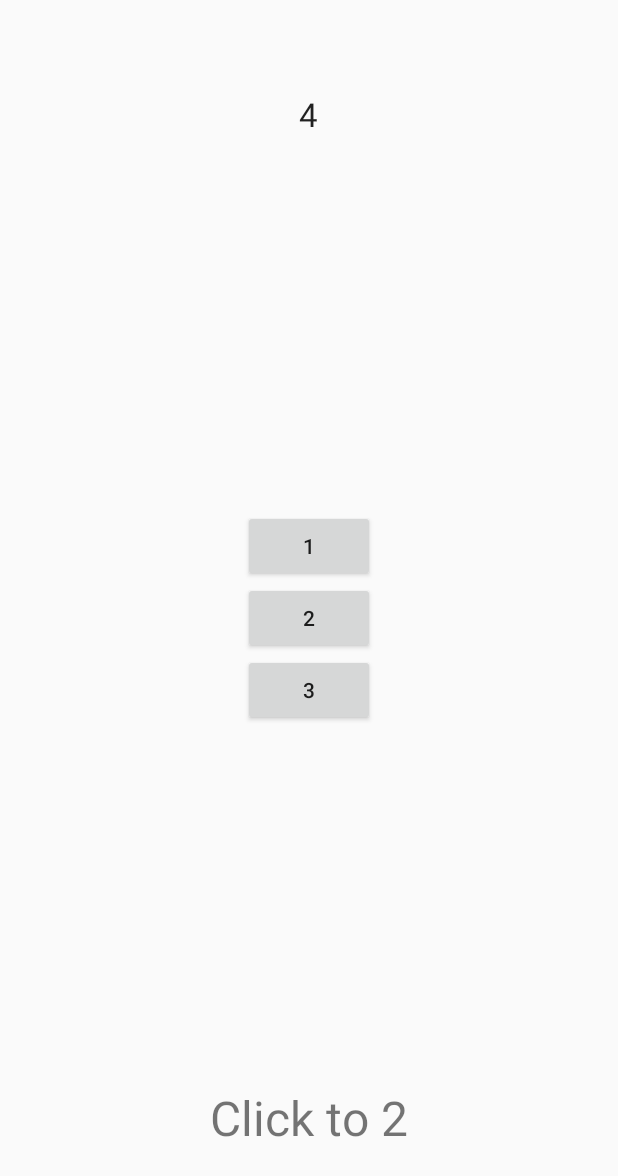
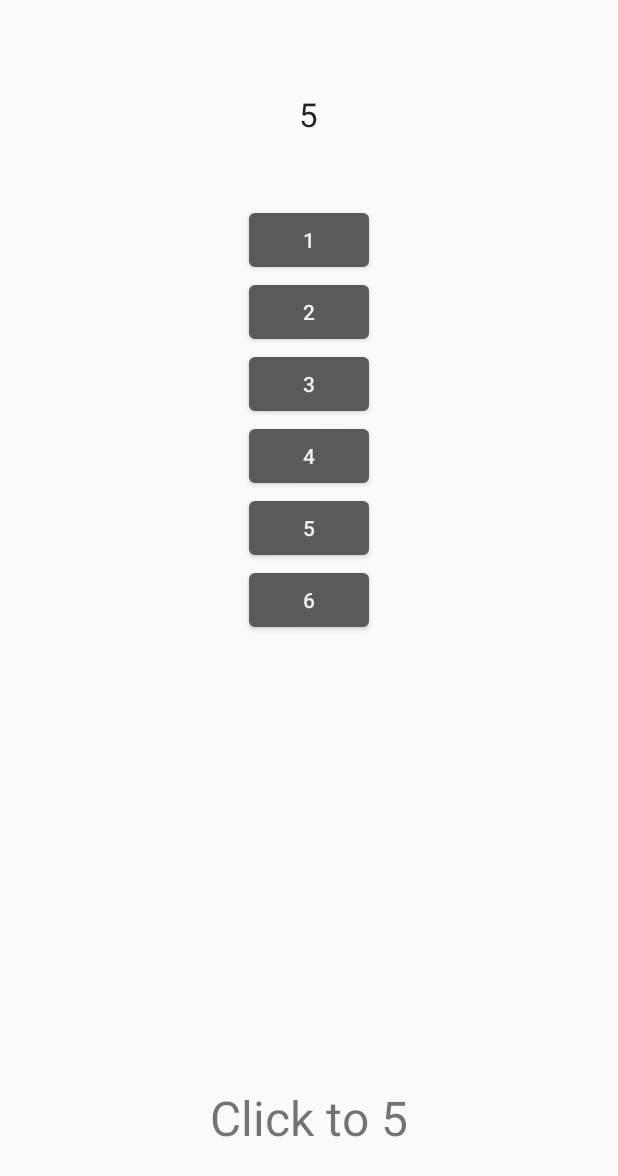
Before and after one commit to VerkhovtsovPavel/HighSpeedClicker, an Android app: the GameActivity screen opened directly, with no data from a screen before it, on a phone screen of 412 x 824 dp. Shown: the top 1176 px of the screen. Run offline under Robolectric (Android 15) with nearby library versions, the phone set to English and light mode, and no system bars.

```diff
--- a/app/build.gradle
+++ b/app/build.gradle
@@ -5,7 +5,7 @@ android {
     buildToolsVersion "22.0.1"
 
     defaultConfig {
-        applicationId "com.example.pavel_verkhovtsov.lesson9"
+        applicationId "com.example.pavel_verkhovtsov.highSpeedClicker"
         minSdkVersion 15
         targetSdkVersion 22
         versionCode 1
--- a/app/src/main/AndroidManifest.xml
+++ b/app/src/main/AndroidManifest.xml
@@ -9,7 +9,7 @@
         android:theme="@style/AppTheme" >
         <activity
             android:name="com.example.pavel_verkhovtsov.highSpeedClicker.StartActivity"
-            android:label="@string/title_activity_start"
+            android:label="@string/app_name"
             android:launchMode="singleTask">
             <intent-filter>
                 <action android:name="android.intent.action.MAIN" />
@@ -18,7 +18,7 @@
         </activity>
         <activity
             android:name="com.example.pavel_verkhovtsov.highSpeedClicker.GameActivity"
-            android:label="@string/title_activity_start"
+            android:label="@string/game_activity_title"
             android:launchMode="singleTask">
 
         </activity>
--- a/app/src/main/java/com/example/pavel_verkhovtsov/highSpeedClicker/GameActivity.java
+++ b/app/src/main/java/com/example/pavel_verkhovtsov/highSpeedClicker/GameActivity.java
@@ -7,6 +7,7 @@ import android.os.CountDownTimer;
 import android.support.annotation.NonNull;
 import android.view.View;
 import android.widget.Button;
+import android.widget.LinearLayout;
 import android.widget.TextView;
 import android.widget.Toast;
 
@@ -15,10 +16,10 @@ import java.util.Random;
 import static android.view.View.OnClickListener;
 
 //TODO Save best score
-//TODO Russian localization
+//TODO Check Russian localization
 public class GameActivity extends Activity {
 
-    private final int buttonCount = 3;
+    private final int buttonCount = 6;
     private final int secondPerTurn = 5;
 
     private static TextView timerTextView;
@@ -49,7 +50,7 @@ public class GameActivity extends Activity {
             button.setOnClickListener(onClickListener);
 
         if (savedInstanceState == null) {
-            timer = new CountDownTimer(secondPerTurn * 1000, 1000) {
+            timer = new CountDownTimer((secondPerTurn+1) * 1000, 1000) {
                 public void onTick(long millisUntilFinished) {
                     timerTextView.setText(String.valueOf(millisUntilFinished / 1000));
                 }
@@ -83,10 +84,14 @@ public class GameActivity extends Activity {
     }
 
     private void fillButtonsArray() {
+        LinearLayout buttonsLayout = (LinearLayout) findViewById(R.id.buttonLayout);
         buttons = new Button[buttonCount];
-        buttons[0] = (Button) findViewById(R.id.button1);
-        buttons[1] = (Button) findViewById(R.id.button2);
-        buttons[2] = (Button) findViewById(R.id.button3);
+        for(int i=0; i<buttonCount; i++) {
+            Button tButton = new Button(getApplicationContext());
+            tButton.setText(String.valueOf(i+1));
+            buttonsLayout.addView(tButton);
+            buttons[i]=tButton;
+        }
     }
 
     private void nextTurn() {
--- a/app/src/main/res/layout-land/activity_game.xml
+++ b/app/src/main/res/layout-land/activity_game.xml
@@ -20,6 +20,7 @@
         android:textAppearance="?android:attr/textAppearanceLarge" />
 
     <LinearLayout
+        android:id="@+id/buttonLayout"
         android:layout_width="wrap_content"
         android:layout_height="wrap_content"
         android:layout_below="@+id/timerTextView"
@@ -27,7 +28,7 @@
         android:orientation="horizontal"
         android:layout_centerHorizontal="true">
 
-        <Button
+       <!-- <Button
             android:id="@+id/button1"
             android:layout_width="wrap_content"
             android:layout_height="wrap_content"
@@ -43,17 +44,17 @@
             android:id="@+id/button3"
             android:layout_width="wrap_content"
             android:layout_height="wrap_content"
-            android:text="3" />
+            android:text="3" />-->
 
     </LinearLayout>
 
     <TextView
         android:layout_width="wrap_content"
         android:layout_height="wrap_content"
-        android:text="New Text"
+        android:text="@string/click_to_button_default_text"
         android:id="@+id/needClickTextView"
         android:layout_alignParentBottom="true"
         android:layout_centerHorizontal="true"
-        android:layout_marginBottom="37dp" />
+        android:layout_marginBottom="@dimen/LargeText" />
 
 </RelativeLayout>
--- a/app/src/main/res/layout-land/activity_start.xml
+++ b/app/src/main/res/layout-land/activity_start.xml
@@ -6,7 +6,7 @@
     android:paddingBottom="@dimen/activity_vertical_margin"
     tools:context="com.example.pavel_verkhovtsov.highSpeedClicker.StartActivity">
 
-    <TextView android:text="@string/application_title" android:layout_width="wrap_content"
+    <TextView android:text="@string/app_name" android:layout_width="wrap_content"
         android:layout_height="wrap_content" android:textSize="32sp" android:layout_centerHorizontal="true"
         android:id="@+id/title" />
 
--- a/app/src/main/res/layout/activity_game.xml
+++ b/app/src/main/res/layout/activity_game.xml
@@ -1,53 +1,59 @@
 <RelativeLayout xmlns:android="http://schemas.android.com/apk/res/android"
-    xmlns:tools="http://schemas.android.com/tools" android:layout_width="match_parent"
-    android:layout_height="match_parent" android:paddingLeft="@dimen/activity_horizontal_margin"
+    xmlns:tools="http://schemas.android.com/tools"
+    android:layout_width="match_parent"
+    android:layout_height="match_parent"
+    android:paddingBottom="@dimen/activity_vertical_margin"
+    android:paddingLeft="@dimen/activity_horizontal_margin"
     android:paddingRight="@dimen/activity_horizontal_margin"
     android:paddingTop="@dimen/activity_vertical_margin"
-    android:paddingBottom="@dimen/activity_vertical_margin" tools:context=".MainActivity">
+    tools:context=".MainActivity">
 
     <TextView
+        android:id="@+id/timerTextView"
         android:layout_width="wrap_content"
         android:layout_height="wrap_content"
-        android:textAppearance="?android:attr/textAppearanceLarge"
-        android:text="@string/timer_default_text"
-        android:id="@+id/timerTextView"
         android:layout_alignParentTop="true"
         android:layout_centerHorizontal="true"
+        android:layout_marginTop="45dp"
+        android:clickable="true"
+        android:text="@string/timer_default_text"
+        android:textAppearance="?android:attr/textAppearanceLarge" />
 
+    <LinearLayout
+        android:id="@+id/buttonLayout"
+        android:layout_width="wrap_content"
+        android:layout_height="wrap_content"
+        android:layout_below="@+id/timerTextView"
+        android:layout_centerHorizontal="true"
         android:layout_marginTop="45dp"
-        android:clickable="true"/>
+        android:orientation="vertical">
+
+       <!-- <Button
+            android:id="@+id/button1"
+            android:layout_width="wrap_content"
+            android:layout_height="wrap_content"
+            android:text="1" />
 
         <Button
+            android:id="@+id/button2"
             android:layout_width="wrap_content"
             android:layout_height="wrap_content"
-        android:text="1"
-        android:id="@+id/button1"
-        android:layout_above="@+id/button2"
-        android:layout_centerHorizontal="true" />
+            android:text="2" />
 
         <Button
+            android:id="@+id/button3"
             android:layout_width="wrap_content"
             android:layout_height="wrap_content"
-        android:text="2"
-        android:id="@+id/button2"
-        android:layout_centerVertical="true"
-        android:layout_centerHorizontal="true" />
+            android:text="3" />-->
+    </LinearLayout>
 
-    <Button
+    <TextView
+        android:id="@+id/needClickTextView"
         android:layout_width="wrap_content"
         android:layout_height="wrap_content"
-        android:text="3"
-        android:id="@+id/button3"
-        android:layout_below="@+id/button2"
-        android:layout_centerHorizontal="true" />
-
-    <TextView
-        android:layout_width="wrap_content"
-        android:layout_height="wrap_content"
-        android:text="@string/click_to_button_default_text"
-        android:id="@+id/needClickTextView"
         android:layout_alignParentBottom="true"
         android:layout_centerHorizontal="true"
         android:layout_marginBottom="41dp"
-        android:textSize="32sp"/>
+        android:text="@string/click_to_button_default_text"
+        android:textSize="@dimen/LargeText" />
 </RelativeLayout>
--- a/app/src/main/res/layout/activity_start.xml
+++ b/app/src/main/res/layout/activity_start.xml
@@ -6,7 +6,7 @@
     android:paddingBottom="@dimen/activity_vertical_margin"
     tools:context="com.example.pavel_verkhovtsov.highSpeedClicker.StartActivity">
 
-    <TextView android:text="@string/application_title" android:layout_width="wrap_content"
+    <TextView android:text="@string/app_name" android:layout_width="wrap_content"
         android:layout_height="wrap_content" android:textSize="32sp" android:layout_centerHorizontal="true"
         android:id="@+id/title" />
 
--- a/app/src/main/res/values/dimens.xml
+++ b/app/src/main/res/values/dimens.xml
@@ -2,4 +2,5 @@
     <!-- Default screen margins, per the Android Design guidelines. -->
     <dimen name="activity_horizontal_margin">16dp</dimen>
     <dimen name="activity_vertical_margin">16dp</dimen>
+    <dimen name="LargeText">32sp</dimen>
 </resources>
--- a/app/src/main/res/values/strings.xml
+++ b/app/src/main/res/values/strings.xml
@@ -1,14 +1,9 @@
 <resources>
     <string name="app_name">High-speed Clicker</string>
-
-    <string name="game_over">Game over! Yor score %s clicks</string>
-
-    <string name="title_activity_start">StartActivity</string>
-
-    <string name="application_title">High-speed Clicker</string>
+    <string name="game_activity_title">Game</string>
     <string name="click_to">"Click to "</string>
     <string name="timer_default_text">Timer</string>
-    <string name="click_to_button_default_text">Click to ...</string>
+    <string name="click_to_button_default_text">Click to …</string>
     <string name="start_button_text">Start</string>
     <string name="game_over_text">Game over! You score %s clicks</string>
 </resources>
```
Also changed, not shown: 1 other file. Lines whose indentation alone changed are shown as unchanged.
